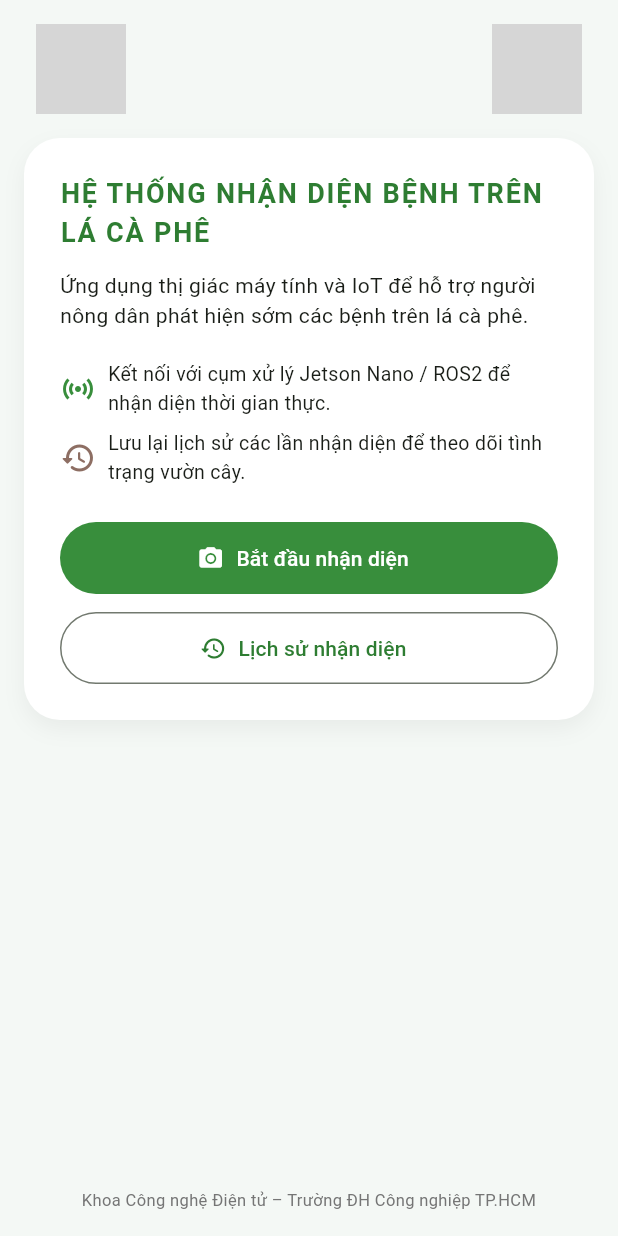
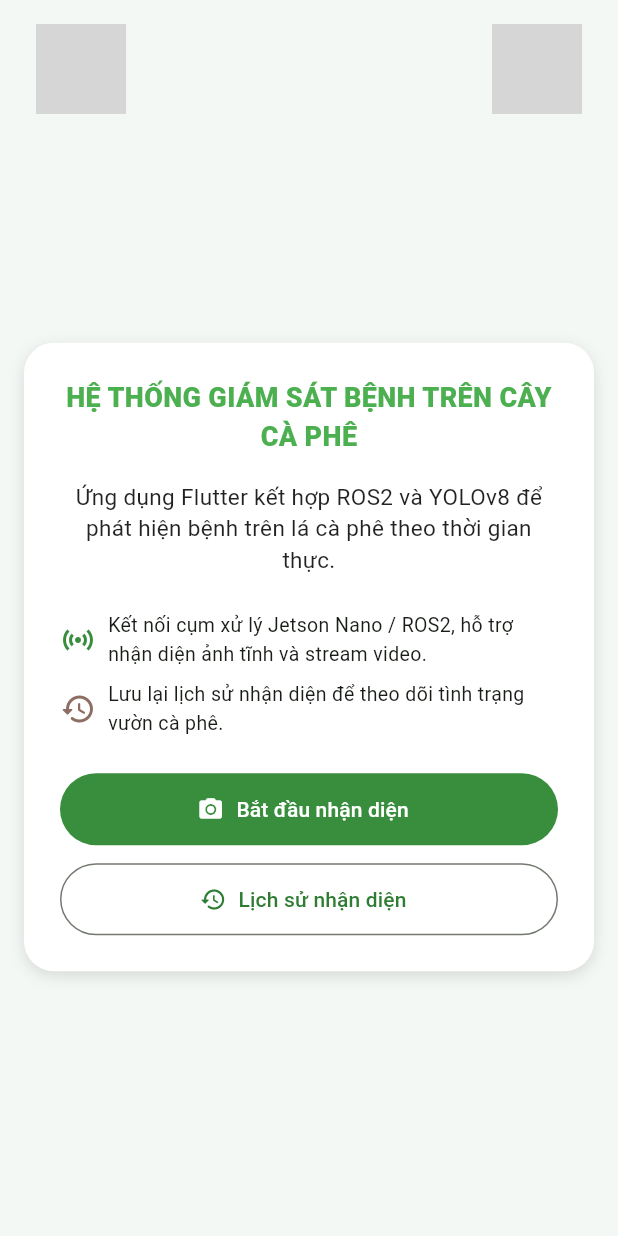
Before and after one commit to duydo2823/doan, a Flutter app: the screen it shows after launch, on a phone screen of 412 x 824 dp. Run offline on Flutter 3.47's test engine with Material 3 defaults, Android fonts, the phone set to English and light mode, and no system bars; our stand-ins replace camera, image_picker, shared_preferences, video_player; missing offline and left inert: flutter_webrtc, video_thumbnail; grey boxes are pictures that could not be loaded.

```diff
--- a/lib/main.dart
+++ b/lib/main.dart
@@ -1,10 +1,13 @@
 import 'package:flutter/material.dart';
+
 import 'pages/detect_intro_page.dart';
 import 'pages/result_page.dart';
-import 'pages/history_page.dart'; // ✅ Trang lịch sử
-import 'pages/video_stream_page.dart'; // ✅ TRANG STREAM MỚI
+import 'pages/history_page.dart';
+import 'pages/video_stream_page.dart'; // ✅ trang stream mới
 
-void main() {
+Future<void> main() async {
+  // BẮT BUỘC khi dùng plugin camera / các plugin native khác
+  WidgetsFlutterBinding.ensureInitialized();
   runApp(const MyApp());
 }
 
@@ -15,10 +18,10 @@ class MyApp extends StatelessWidget {
   Widget build(BuildContext context) {
     return MaterialApp(
       debugShowCheckedModeBanner: false,
-      title: 'Coffee Leaf Disease Detector',
+      title: 'Giám sát bệnh cà phê',
       theme: ThemeData(
         useMaterial3: true,
-        colorSchemeSeed: const Color(0xFF2E7D32),
+        colorSchemeSeed: Colors.green,
         scaffoldBackgroundColor: const Color(0xFFF4F8F5),
         fontFamily: 'Roboto',
       ),
@@ -27,8 +30,8 @@ class MyApp extends StatelessWidget {
         '/': (_) => const HomePage(),
         DetectIntroPage.routeName: (_) => const DetectIntroPage(),
         ResultPage.routeName: (_) => const ResultPage(),
-        '/history': (_) => const HistoryPage(), // ✅ Route cho trang lịch sử
-        VideoStreamPage.routeName: (_) => const VideoStreamPage(), // ✅ Route trang stream
+        '/history': (_) => const HistoryPage(),
+        VideoStreamPage.routeName: (_) => const VideoStreamPage(), // ✅ route mới
       },
     );
   }
@@ -43,8 +46,9 @@ class HomePage extends StatelessWidget {
       backgroundColor: const Color(0xFFF4F8F5),
       body: SafeArea(
         child: Column(
+          mainAxisAlignment: MainAxisAlignment.spaceBetween,
           children: [
-            // Thanh logo
+            // LOGO trên cùng
             Padding(
               padding: const EdgeInsets.symmetric(horizontal: 24, vertical: 16),
               child: Row(
@@ -55,47 +59,55 @@ class HomePage extends StatelessWidget {
                 ],
               ),
             ),
-            // Hộp nội dung
+
+            // Hộp nội dung chính
             Padding(
               padding: const EdgeInsets.symmetric(horizontal: 16),
               child: Container(
                 padding: const EdgeInsets.all(24),
                 decoration: BoxDecoration(
                   color: Colors.white,
-                  borderRadius: BorderRadius.circular(24),
+                  borderRadius: BorderRadius.circular(20),
                   boxShadow: [
                     BoxShadow(
-                      color: Colors.black.withOpacity(0.05),
-                      blurRadius: 12,
-                      offset: const Offset(0, 6),
+                      color: Colors.black12,
+                      blurRadius: 8,
+                      offset: const Offset(0, 3),
                     ),
                   ],
                 ),
                 child: Column(
-                  crossAxisAlignment: CrossAxisAlignment.start,
+                  mainAxisSize: MainAxisSize.min,
+                  crossAxisAlignment: CrossAxisAlignment.stretch,
                   children: [
-                    Text(
-                      'HỆ THỐNG NHẬN DIỆN BỆNH TRÊN LÁ CÀ PHÊ',
+                    const Text(
+                      'HỆ THỐNG GIÁM SÁT BỆNH TRÊN CÂY CÀ PHÊ',
+                      textAlign: TextAlign.center,
                       style: TextStyle(
                         fontSize: 18,
-                        fontWeight: FontWeight.w700,
-                        color: Colors.green.shade800,
-                        letterSpacing: 1.2,
+                        fontWeight: FontWeight.w800,
+                        color: Colors.green,
                       ),
                     ),
-                    const SizedBox(height: 12),
+                    const SizedBox(height: 16),
                     const Text(
-                      'Ứng dụng thị giác máy tính và IoT để hỗ trợ người nông dân phát hiện sớm các bệnh trên lá cà phê.',
-                      style: TextStyle(fontSize: 14, height: 1.4),
+                      'Ứng dụng Flutter kết hợp ROS2 và YOLOv8 để phát hiện bệnh trên lá cà phê theo thời gian thực.',
+                      textAlign: TextAlign.center,
+                      style: TextStyle(
+                        fontSize: 15,
+                        color: Colors.black87,
+                        height: 1.4,
+                      ),
                     ),
-                    const SizedBox(height: 20),
+                    const SizedBox(height: 24),
+
                     Row(
                       children: [
                         Icon(Icons.sensors, color: Colors.green.shade700),
                         const SizedBox(width: 8),
                         const Expanded(
                           child: Text(
-                            'Kết nối với cụm xử lý Jetson Nano / ROS2 để nhận diện thời gian thực.',
+                            'Kết nối cụm xử lý Jetson Nano / ROS2, hỗ trợ nhận diện ảnh tĩnh và stream video.',
                             style: TextStyle(fontSize: 13),
                           ),
                         ),
@@ -104,11 +116,12 @@ class HomePage extends StatelessWidget {
                     const SizedBox(height: 8),
                     Row(
                       children: [
-                        Icon(Icons.history_rounded, color: Colors.brown.shade400),
+                        Icon(Icons.history_rounded,
+                            color: Colors.brown.shade400),
                         const SizedBox(width: 8),
                         const Expanded(
                           child: Text(
-                            'Lưu lại lịch sử các lần nhận diện để theo dõi tình trạng vườn cây.',
+                            'Lưu lại lịch sử nhận diện để theo dõi tình trạng vườn cà phê.',
                             style: TextStyle(fontSize: 13),
                           ),
                         ),
@@ -116,7 +129,7 @@ class HomePage extends StatelessWidget {
                     ),
                     const SizedBox(height: 24),
 
-                    // 🔹 Nút Bắt đầu nhận diện
+                    // Nút Bắt đầu nhận diện
                     FilledButton.icon(
                       icon: const Icon(Icons.camera_alt),
                       label: const Text('Bắt đầu nhận diện'),
@@ -125,37 +138,30 @@ class HomePage extends StatelessWidget {
                         foregroundColor: Colors.white,
                         minimumSize: const Size(double.infinity, 48),
                       ),
-                      onPressed: () =>
-                          Navigator.pushNamed(context, DetectIntroPage.routeName),
+                      onPressed: () => Navigator.pushNamed(
+                        context,
+                        DetectIntroPage.routeName,
+                      ),
                     ),
                     const SizedBox(height: 12),
 
-                    // 🔹 Nút xem lịch sử
+                    // Nút xem lịch sử
                     OutlinedButton.icon(
                       icon: const Icon(Icons.history_rounded),
                       label: const Text('Lịch sử nhận diện'),
-                      onPressed: () => Navigator.pushNamed(context, '/history'),
                       style: OutlinedButton.styleFrom(
                         minimumSize: const Size(double.infinity, 48),
                         foregroundColor: Colors.green.shade800,
                       ),
+                      onPressed: () =>
+                          Navigator.pushNamed(context, '/history'),
                     ),
                   ],
                 ),
               ),
             ),
-            const Spacer(),
-            Padding(
-              padding: const EdgeInsets.only(bottom: 16),
-              child: Text(
-                'Khoa Công nghệ Điện tử – Trường ĐH Công nghiệp TP.HCM',
-                style: TextStyle(
-                  fontSize: 11,
-                  color: Colors.grey.shade600,
-                ),
-                textAlign: TextAlign.center,
-              ),
-            ),
+
+            const SizedBox(height: 40),
           ],
         ),
       ),
--- a/pubspec.yaml
+++ b/pubspec.yaml
@@ -34,6 +34,7 @@ dependencies:
   video_player: ^2.9.2
   video_thumbnail: ^0.5.3
   permission_handler: ^11.4.0
+  camera: ^0.11.0+1
   # The following adds the Cupertino Icons font to your application.
   # Use with the CupertinoIcons class for iOS style icons.
   cupertino_icons: ^1.0.8
```
Also changed, not shown: lib/pages/video_stream_page.dart (+99 -123 lines), pubspec.lock.
